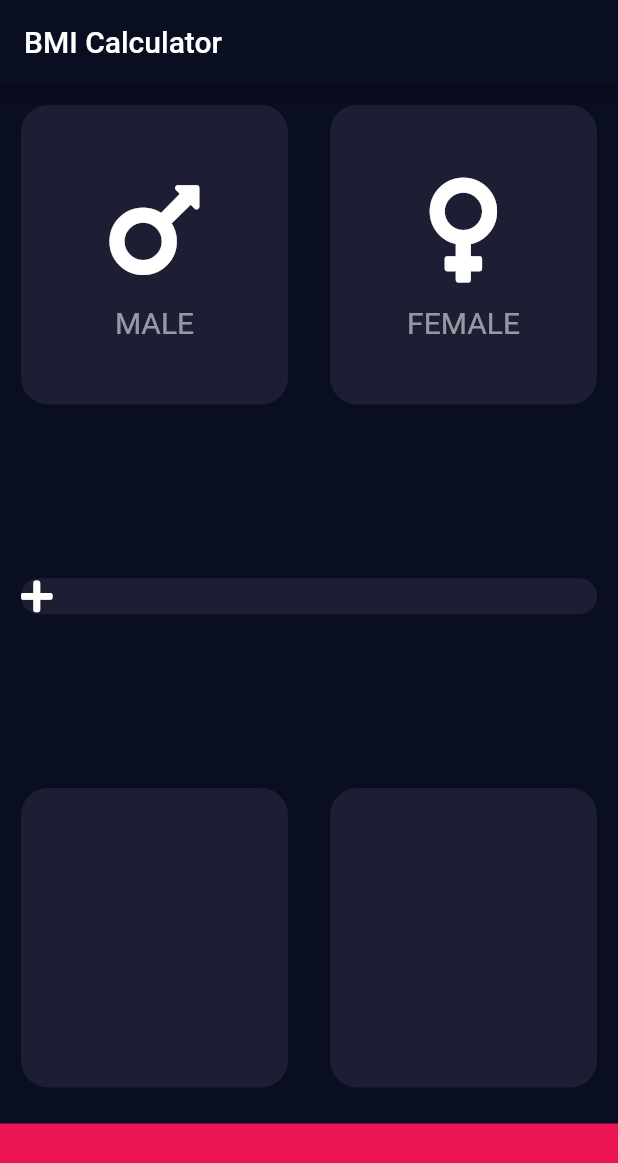
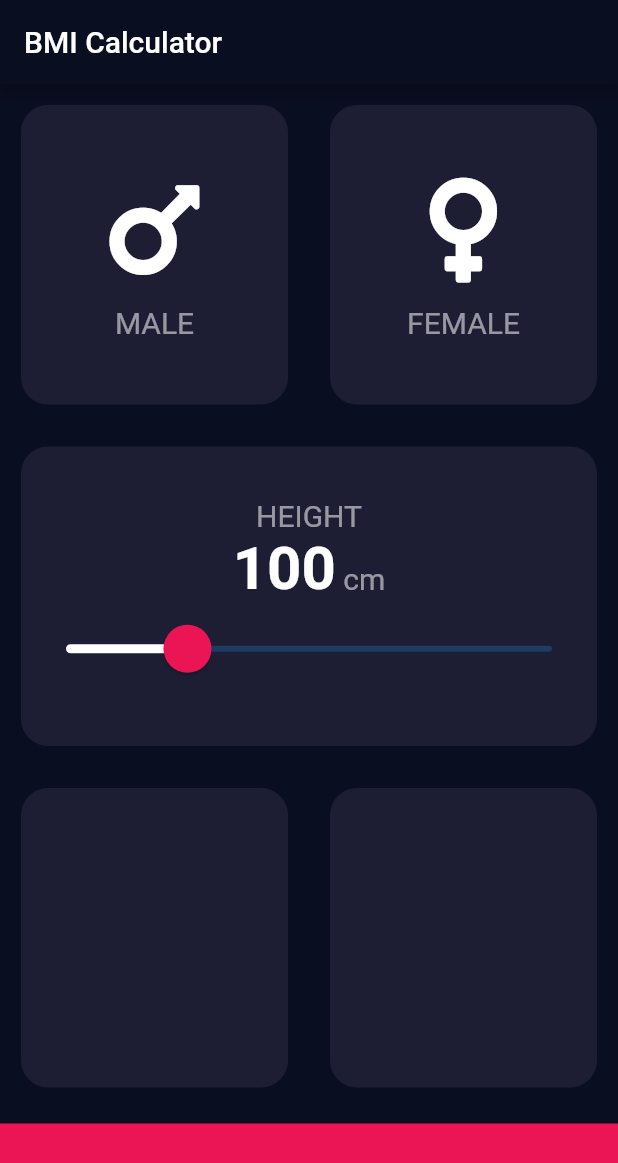
Before and after one commit to gian-pc/flutter_bmi, a Flutter app: the screen it shows after launch, on a phone screen of 412 x 824 dp. Shown: the top 1163 px of the screen. Run offline on Flutter 3.47's test engine with Material 2 defaults, Android fonts, the phone set to English and light mode, and no system bars; our stand-ins replace font_awesome_flutter.

Commit message:
Segundo Expanded() terminado 😉😉

```diff
--- a/lib/main.dart
+++ b/lib/main.dart
@@ -11,8 +11,18 @@ class MyApp extends StatelessWidget {
     return MaterialApp(
       title: "BMI App",
       theme: ThemeData.dark().copyWith(
-          scaffoldBackgroundColor: Color(0xff0a0e21),
-          primaryColor: Color(0xff0a0e21)),
+        scaffoldBackgroundColor: Color(0xff0a0e21),
+        primaryColor: Color(0xff0a0e21),
+        sliderTheme: SliderTheme.of(context).copyWith(
+          activeTrackColor: Colors.white,
+          thumbColor: Color(0xffeb1555),
+          thumbShape: RoundSliderThumbShape(
+            enabledThumbRadius: 16.0,
+          ),
+          overlayColor: Color(0xffeb1555).withOpacity(0.3),
+          overlayShape: RoundSliderOverlayShape(overlayRadius: 30.0),
+        ),
+      ),
       home: InputPage(),
     );
   }
--- a/lib/pages/input_page.dart
+++ b/lib/pages/input_page.dart
@@ -1,3 +1,4 @@
+import 'package:flutter/cupertino.dart';
 import 'package:flutter/material.dart';
 import 'package:flutter_codigo3_bmi/widgets.dart';
 import 'package:font_awesome_flutter/font_awesome_flutter.dart';
@@ -6,6 +7,13 @@ const activeCardColor = Color(0xff1d1e33);
 const bottomContainerHeight = 75.0;
 const bottomContainerColor = Color(0xffeb1556);
 const tabSelectedColor = Color(0xff111328);
+
+const labelTextStyle = TextStyle(
+  color: Colors.white54,
+  fontSize: 20.0,
+);
+
+const numberTextStyle = TextStyle(fontSize: 40.0, fontWeight: FontWeight.w700);
 
 enum Gender { male, female }
 
@@ -16,6 +24,7 @@ class InputPage extends StatefulWidget {
 
 class _InputPageState extends State<InputPage> {
   Gender? selectedGender;
+  int height = 100;
 
   @override
   Widget build(BuildContext context) {
@@ -43,13 +52,14 @@ class _InputPageState extends State<InputPage> {
                 ),
                 Expanded(
                   child: ReusableCard(
-                    color: selectedGender == Gender.female ? tabSelectedColor : activeCardColor,
-                    childCard: IconContent(text: "FEMALE", icon: FontAwesomeIcons.venus),
-                    miFuncion: (){
-                      selectedGender=Gender.female;
-                      setState(() {
-
-                      });
+                    color: selectedGender == Gender.female
+                        ? tabSelectedColor
+                        : activeCardColor,
+                    childCard: IconContent(
+                        text: "FEMALE", icon: FontAwesomeIcons.venus),
+                    miFuncion: () {
+                      selectedGender = Gender.female;
+                      setState(() {});
                     },
                   ),
                 ),
@@ -62,7 +72,31 @@ class _InputPageState extends State<InputPage> {
                 Expanded(
                   child: ReusableCard(
                     color: activeCardColor,
-                    childCard: FaIcon(FontAwesomeIcons.plus),
+                    childCard: Column(
+                      mainAxisAlignment: MainAxisAlignment.center,
+                      children: [
+                        Text("HEIGHT", style: labelTextStyle),
+                        Row(
+                          mainAxisAlignment: MainAxisAlignment.center,
+                          crossAxisAlignment: CrossAxisAlignment.baseline,
+                          textBaseline: TextBaseline.alphabetic,
+                          children: [
+                            Text(height.toString(), style: numberTextStyle),
+                            Text(" cm", style: labelTextStyle)
+                          ],
+                        ),
+                        Slider(
+                          value: height.toDouble(),
+                          min: 50,
+                          max: 250,
+                          onChanged: (double value) {
+                            height = value.round();
+                            print(height);
+                            setState(() {});
+                          },
+                        )
+                      ],
+                    ),
                   ),
                 ),
               ],
```
